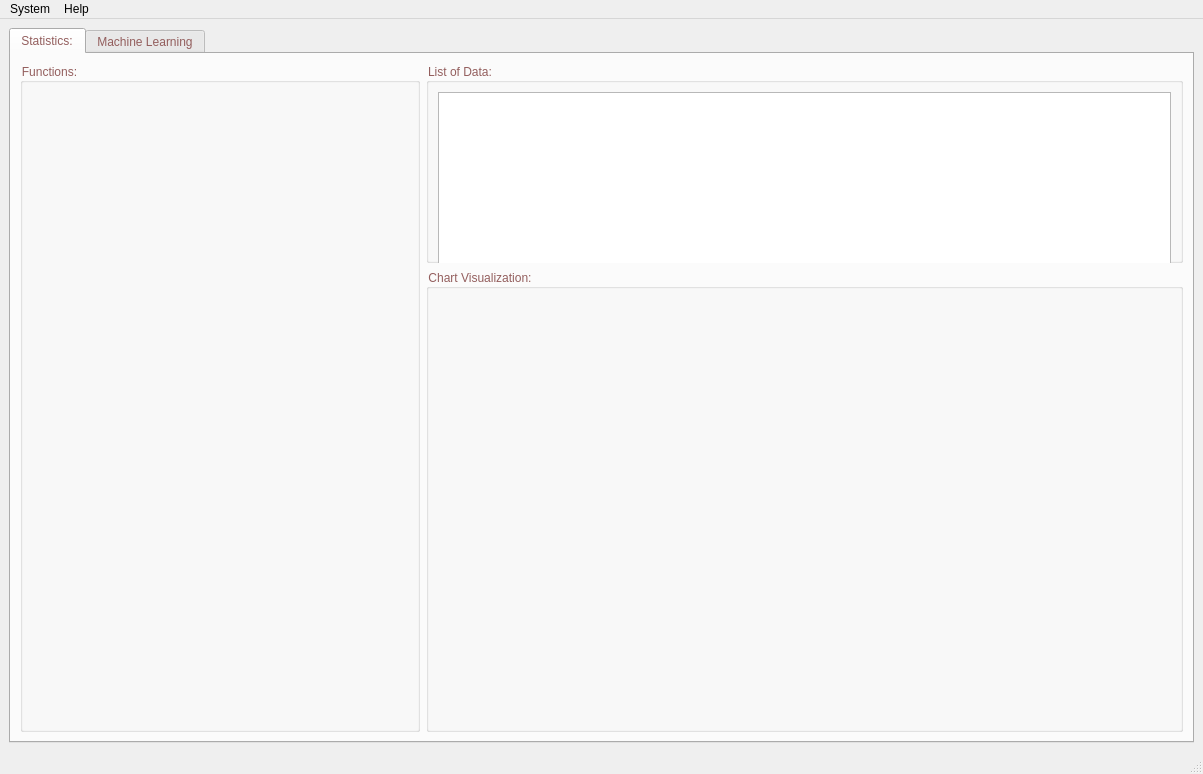
Old version of the form UI/MainWindow.ui in the repository ngoctonguyen17/MachineLearningApplication-CreditCardApproval.
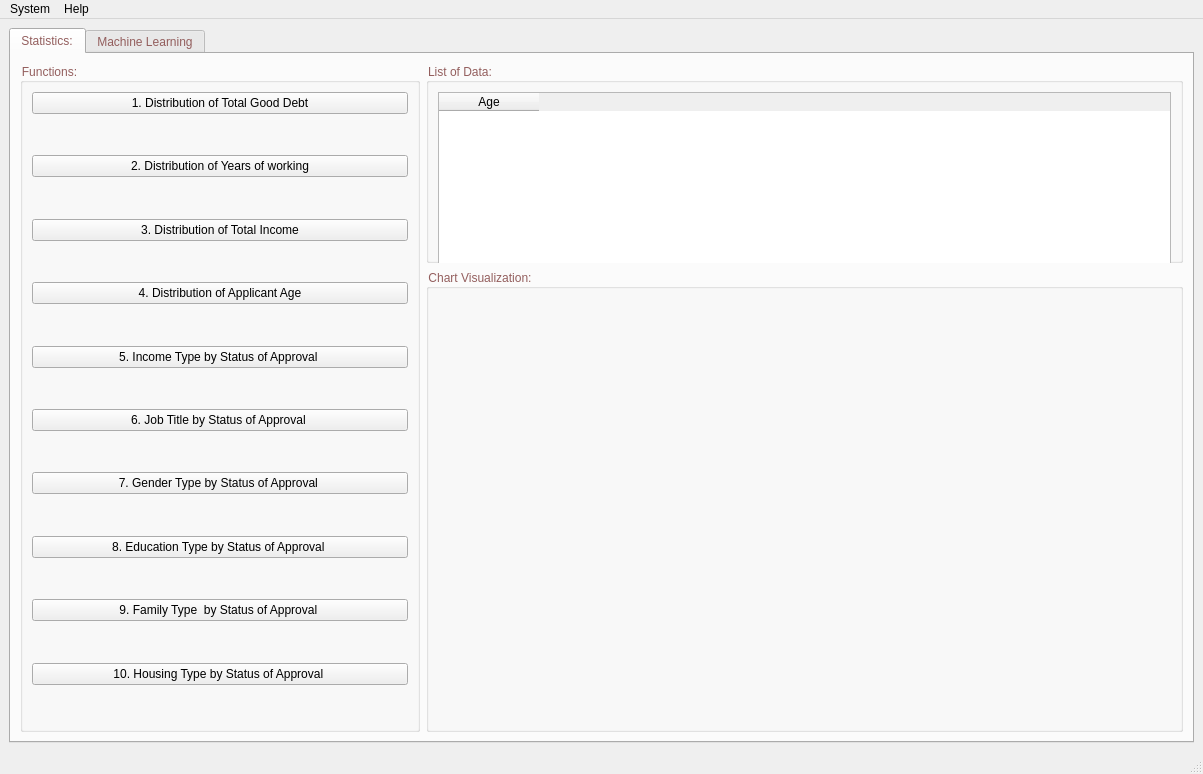
New version of the form. Icons and pictures are not drawn.

What changed in the file:
```diff
--- a/UI/MainWindow.ui
+++ b/UI/MainWindow.ui
@@ -83,6 +83,16 @@
                  <height>180</height>
                 </size>
                </property>
+               <property name="styleSheet">
+                <string notr="true">color: rgb(0, 0, 0);
+font: 63 12pt &quot;Montserrat SemiBold&quot;;
+</string>
+               </property>
+               <column>
+                <property name="text">
+                 <string>Age</string>
+                </property>
+               </column>
               </widget>
              </item>
             </layout>
@@ -117,7 +127,248 @@
             </property>
             <layout class="QVBoxLayout" name="verticalLayout_6">
              <item>
-              <layout class="QVBoxLayout" name="verticalLayoutFunctions"/>
+              <layout class="QVBoxLayout" name="verticalLayoutFunctions">
+               <item>
+                <widget class="QPushButton" name="pushButtonDistributionOfTotalGoodDebt">
+                 <property name="styleSheet">
+                  <string notr="true">color: rgb(0, 0, 0);
+font: 57 12pt &quot;Montserrat SemiBold&quot;;</string>
+                 </property>
+                 <property name="text">
+                  <string>1. Distribution of Total Good Debt</string>
+                 </property>
+                </widget>
+               </item>
+               <item>
+                <spacer name="verticalSpacer_3">
+                 <property name="orientation">
+                  <enum>Qt::Vertical</enum>
+                 </property>
+                 <property name="sizeHint" stdset="0">
+                  <size>
+                   <width>20</width>
+                   <height>40</height>
+                  </size>
+                 </property>
+                </spacer>
+               </item>
+               <item>
+                <widget class="QPushButton" name="pushButtonDistributionOfTotalIncome">
+                 <property name="styleSheet">
+                  <string notr="true">color: rgb(0, 0, 0);
+font: 57 12pt &quot;Montserrat SemiBold&quot;;</string>
+                 </property>
+                 <property name="text">
+                  <string>2. Distribution of Years of working</string>
+                 </property>
+                </widget>
+               </item>
+               <item>
+                <spacer name="verticalSpacer_4">
+                 <property name="orientation">
+                  <enum>Qt::Vertical</enum>
+                 </property>
+                 <property name="sizeHint" stdset="0">
+                  <size>
+                   <width>20</width>
+                   <height>40</height>
+                  </size>
+                 </property>
+                </spacer>
+               </item>
+               <item>
+                <widget class="QPushButton" name="pushButtonDistributionOfApplicantAge">
+                 <property name="styleSheet">
+                  <string notr="true">color: rgb(0, 0, 0);
+font: 57 12pt &quot;Montserrat SemiBold&quot;;</string>
+                 </property>
+                 <property name="text">
+                  <string>3. Distribution of Total Income</string>
+                 </property>
+                </widget>
+               </item>
+               <item>
+                <spacer name="verticalSpacer_5">
+                 <property name="orientation">
+                  <enum>Qt::Vertical</enum>
+                 </property>
+                 <property name="sizeHint" stdset="0">
+                  <size>
+                   <width>20</width>
+                   <height>40</height>
+                  </size>
+                 </property>
+                </spacer>
+               </item>
+               <item>
+                <widget class="QPushButton" name="pushButtonIncomeTypeByStatusOfApproval">
+                 <property name="styleSheet">
+                  <string notr="true">color: rgb(0, 0, 0);
+font: 57 12pt &quot;Montserrat SemiBold&quot;;</string>
+                 </property>
+                 <property name="text">
+                  <string>4. Distribution of Applicant Age</string>
+                 </property>
+                </widget>
+               </item>
+               <item>
+                <spacer name="verticalSpacer_6">
+                 <property name="orientation">
+                  <enum>Qt::Vertical</enum>
+                 </property>
+                 <property name="sizeHint" stdset="0">
+                  <size>
+                   <width>20</width>
+                   <height>40</height>
+                  </size>
+                 </property>
+                </spacer>
+               </item>
+               <item>
+                <widget class="QPushButton" name="pushButtonJobTitleTypeByStatusOfApproval">
+                 <property name="styleSheet">
+                  <string notr="true">color: rgb(0, 0, 0);
+font: 57 12pt &quot;Montserrat SemiBold&quot;;</string>
+                 </property>
+                 <property name="text">
+                  <string>5. Income Type by Status of Approval </string>
+                 </property>
+                </widget>
+               </item>
+               <item>
+                <spacer name="verticalSpacer_7">
+                 <property name="orientation">
+                  <enum>Qt::Vertical</enum>
+                 </property>
+                 <property name="sizeHint" stdset="0">
+                  <size>
+                   <width>20</width>
+                   <height>40</height>
+                  </size>
+                 </property>
+                </spacer>
+               </item>
+               <item>
+                <widget class="QPushButton" name="pushButtonGenderTypeByStatusOfApproval">
+                 <property name="styleSheet">
+                  <string notr="true">color: rgb(0, 0, 0);
+font: 57 12pt &quot;Montserrat SemiBold&quot;;</string>
+                 </property>
+                 <property name="text">
+                  <string>6. Job Title by Status of Approval </string>
+                 </property>
+                </widget>
+               </item>
+               <item>
+                <spacer name="verticalSpacer_8">
+                 <property name="orientation">
+                  <enum>Qt::Vertical</enum>
+                 </property>
+                 <property name="sizeHint" stdset="0">
+                  <size>
+                   <width>20</width>
+                   <height>40</height>
+                  </size>
+                 </property>
+                </spacer>
+               </item>
+               <item>
+                <widget class="QPushButton" name="pushButtonEducationTypeByStatusOfApproval">
+                 <property name="styleSheet">
+                  <string notr="true">color: rgb(0, 0, 0);
+font: 57 12pt &quot;Montserrat SemiBold&quot;;</string>
+                 </property>
+                 <property name="text">
+                  <string>7. Gender Type by Status of Approval </string>
+                 </property>
+                </widget>
+               </item>
+               <item>
+                <spacer name="verticalSpacer_9">
+                 <property name="orientation">
+                  <enum>Qt::Vertical</enum>
+                 </property>
+                 <property name="sizeHint" stdset="0">
+                  <size>
+                   <width>20</width>
+                   <height>40</height>
+                  </size>
+                 </property>
+                </spacer>
+               </item>
+               <item>
+                <widget class="QPushButton" name="pushButtonFamilyTypeByStatusOfApproval">
+                 <property name="styleSheet">
+                  <string notr="true">color: rgb(0, 0, 0);
+font: 57 12pt &quot;Montserrat SemiBold&quot;;</string>
+                 </property>
+                 <property name="text">
+                  <string>8. Education Type by Status of Approval </string>
+                 </property>
+                </widget>
+               </item>
+               <item>
+                <spacer name="verticalSpacer_10">
+                 <property name="orientation">
+                  <enum>Qt::Vertical</enum>
+                 </property>
+                 <property name="sizeHint" stdset="0">
+                  <size>
+                   <width>20</width>
+                   <height>40</height>
+                  </size>
+                 </property>
+                </spacer>
+               </item>
+               <item>
+                <widget class="QPushButton" name="pushButtonHousingTypeByStatusOfApproval">
+                 <property name="styleSheet">
+                  <string notr="true">color: rgb(0, 0, 0);
+font: 57 12pt &quot;Montserrat SemiBold&quot;;</string>
+                 </property>
+                 <property name="text">
+                  <string>9. Family Type  by Status of Approval </string>
+                 </property>
+                </widget>
+               </item>
+               <item>
+                <spacer name="verticalSpacer_11">
+                 <property name="orientation">
+                  <enum>Qt::Vertical</enum>
+                 </property>
+                 <property name="sizeHint" stdset="0">
+                  <size>
+                   <width>20</width>
+                   <height>40</height>
+                  </size>
+                 </property>
+                </spacer>
+               </item>
+               <item>
+                <widget class="QPushButton" name="pushButtonDistributionOfYearOfWorking">
+                 <property name="styleSheet">
+                  <string notr="true">color: rgb(0, 0, 0);
+font: 57 12pt &quot;Montserrat SemiBold&quot;;</string>
+                 </property>
+                 <property name="text">
+                  <string>10. Housing Type by Status of Approval </string>
+                 </property>
+                </widget>
+               </item>
+               <item>
+                <spacer name="verticalSpacer_2">
+                 <property name="orientation">
+                  <enum>Qt::Vertical</enum>
+                 </property>
+                 <property name="sizeHint" stdset="0">
+                  <size>
+                   <width>20</width>
+                   <height>40</height>
+                  </size>
+                 </property>
+                </spacer>
+               </item>
+              </layout>
              </item>
             </layout>
            </widget>
```
Left out of the diff: 107 changed lines with no effect on the pictures.
